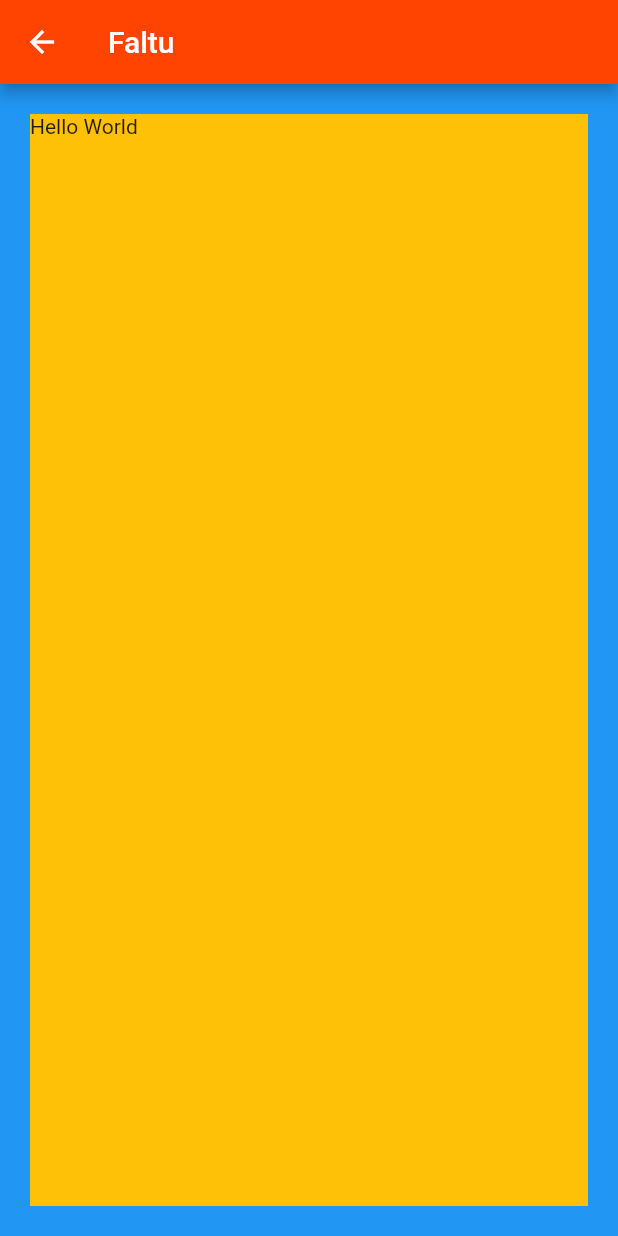
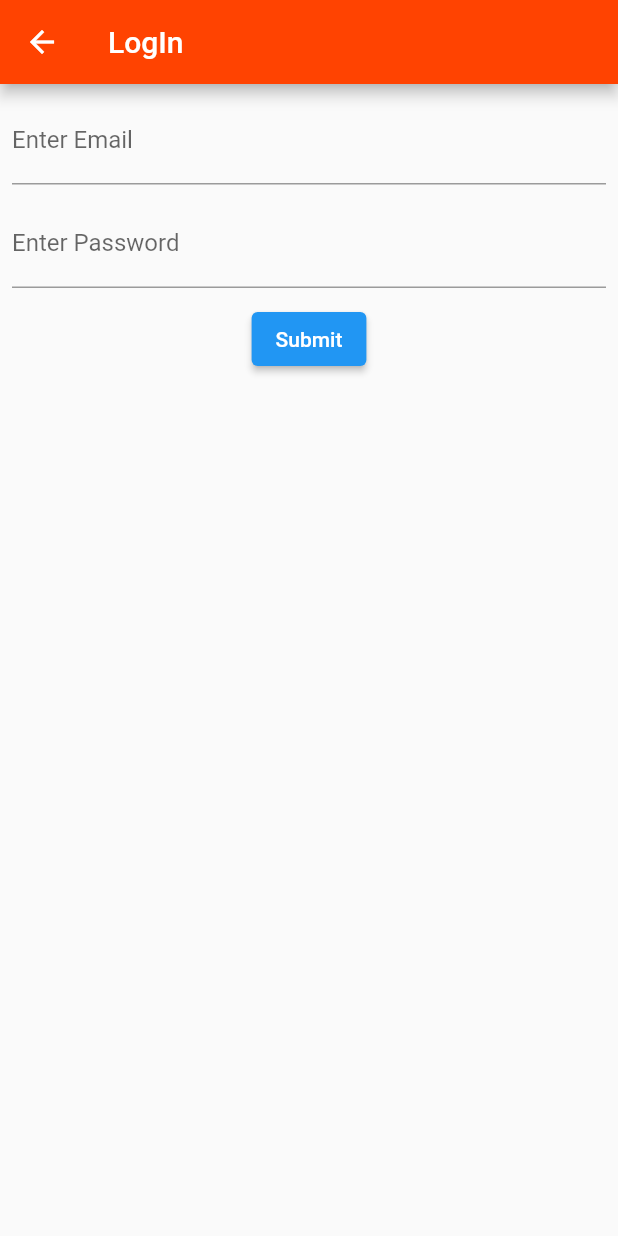
Before and after one commit to Prashant-Mohania/New-Team, a Flutter app: the screen it shows after launch, after a tap on "Fake Instagram", on a phone screen of 412 x 824 dp. Run offline on Flutter 3.47's test engine with Material 2 defaults, Android fonts, the light colour scheme and no system bars.

Commit message:
Add Login Screen

```diff
--- a/toolbox/lib/screens/HomeScreen.dart
+++ b/toolbox/lib/screens/HomeScreen.dart
@@ -1,5 +1,6 @@
 import 'package:flutter/material.dart';
 import 'package:toolbox/constant/MyConstants.dart';
+import 'package:toolbox/screens/LoginScreen.dart';
 
 class HomeScreen extends StatelessWidget {
   const HomeScreen({Key? key}) : super(key: key);
@@ -21,7 +22,7 @@ class HomeScreen extends StatelessWidget {
                 Navigator.push(
                   context,
                   MaterialPageRoute(
-                    builder: (context) => Faltu(),
+                    builder: (context) => LoginScreen(),
                   ),
                 );
               },
@@ -29,7 +30,6 @@ class HomeScreen extends StatelessWidget {
                 padding: EdgeInsets.all(20),
                 decoration: BoxDecoration(
                   borderRadius: BorderRadius.circular(20),
-                  // color: MyConstants.myColor1,
                   gradient: LinearGradient(
                     colors: [
                       MyConstants.myColor1,
@@ -54,28 +54,3 @@ class HomeScreen extends StatelessWidget {
     );
   }
 }
-
-class Faltu extends StatelessWidget {
-  const Faltu({Key? key}) : super(key: key);
-
-  @override
-  Widget build(BuildContext context) {
-    return Scaffold(
-      appBar: AppBar(
-        title: Text("Faltu"),
-      ),
-      body: Container(
-        padding: EdgeInsets.all(20),
-        color: Colors.blue,
-        child: Center(
-          child: Container(
-            color: Colors.amber,
-            width: MediaQuery.of(context).size.width,
-            height: MediaQuery.of(context).size.height,
-            child: Text("Hello World"),
-          ),
-        ),
-      ),
-    );
-  }
-}
--- /dev/null
+++ b/toolbox/lib/screens/LoginScreen.dart
@@ -0,0 +1,45 @@
+import "package:flutter/material.dart";
+
+class LoginScreen extends StatelessWidget {
+  const LoginScreen({Key? key}) : super(key: key);
+
+  @override
+  Widget build(BuildContext context) {
+    return Scaffold(
+      appBar: AppBar(
+        title: Text("LogIn"),
+      ),
+      body: Container(
+        child: Padding(
+          padding: const EdgeInsets.all(8.0),
+          child: Column(
+            children: [
+              TextField(
+                onChanged: (val) {
+                  print(val);
+                },
+                decoration: InputDecoration(
+                  // hintText: "Email",
+                  labelText: "Enter Email",
+                ),
+              ),
+              SizedBox(height: 10),
+              TextField(
+                onChanged: (val) {
+                  print(val);
+                },
+                obscureText: true,
+                obscuringCharacter: "A",
+                decoration: InputDecoration(
+                  labelText: "Enter Password",
+                ),
+              ),
+              SizedBox(height: 10),
+              ElevatedButton(onPressed: () {}, child: Text("Submit"))
+            ],
+          ),
+        ),
+      ),
+    );
+  }
+}
```
